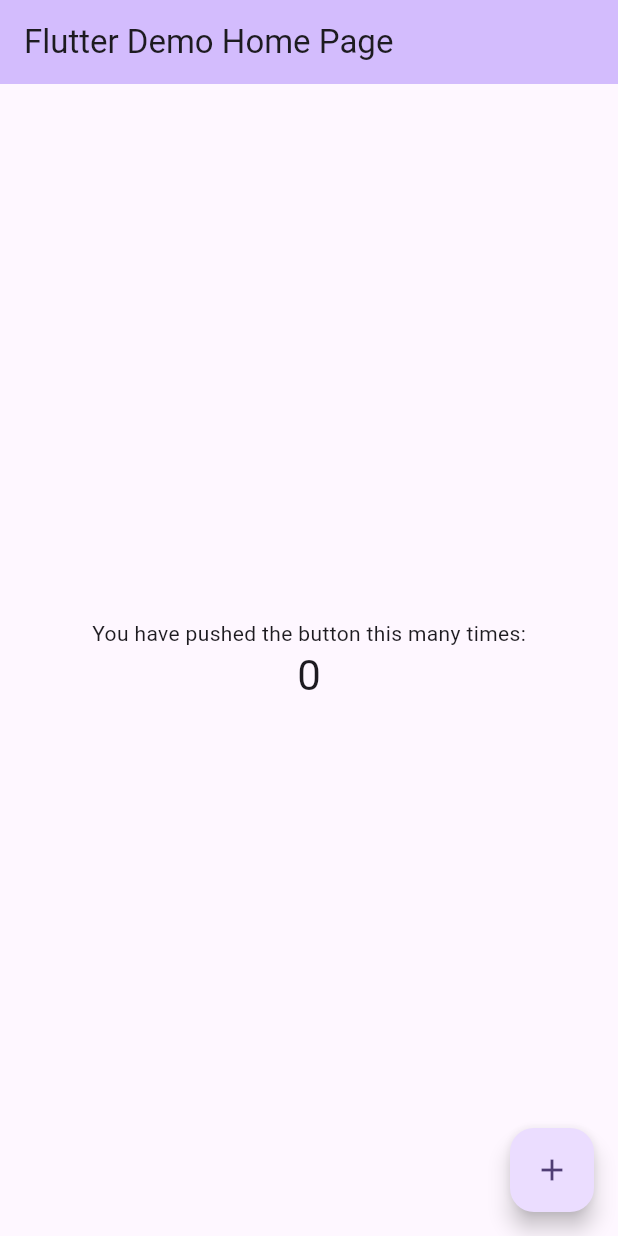
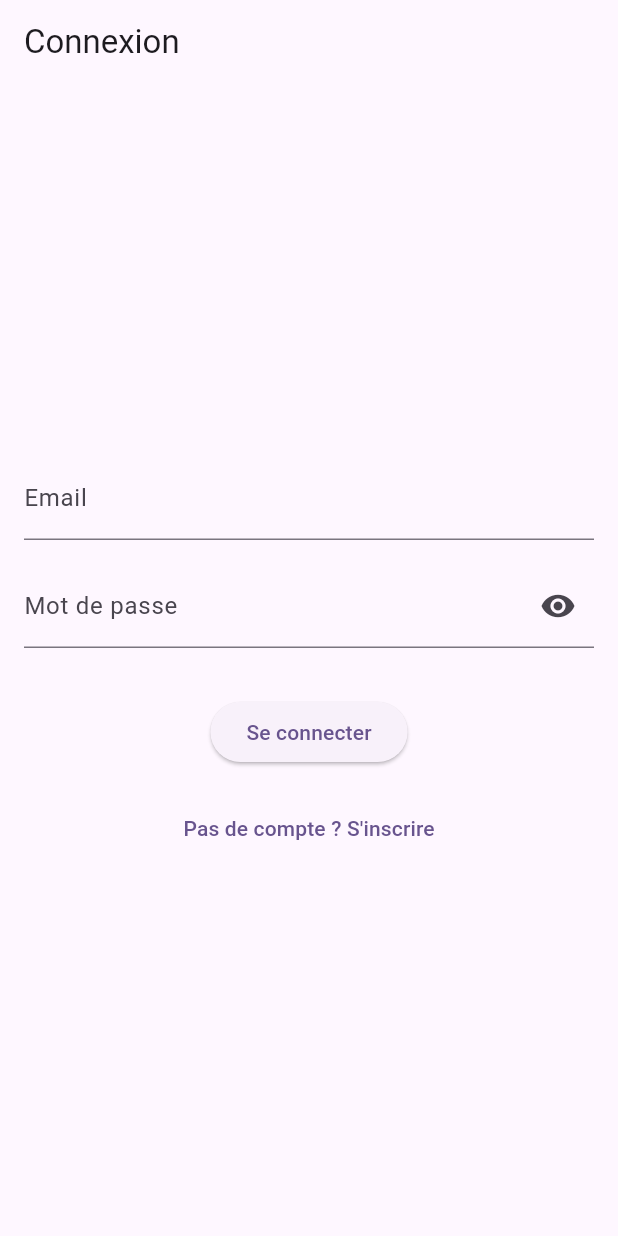
Before and after one commit to hippot02/chatsuble, a Flutter app: the screen it shows after launch, on a phone screen of 412 x 824 dp. Run offline on Flutter 3.47's test engine with Material 3 defaults, Android fonts, the light colour scheme and no system bars; our stand-ins replace firebase_auth, firebase_core; accounts and stored records are empty; generated files the repository leaves out were written again.

Commit message:
Auth login/register

```diff
--- /dev/null
+++ b/lib/auth/login_page.dart
@@ -0,0 +1,127 @@
+import 'package:firebase_auth/firebase_auth.dart';
+import 'package:flutter/material.dart';
+import 'signin_page.dart';
+
+// Classe représentant la page de connexion
+class LoginPage extends StatefulWidget {
+  @override
+  _LoginPageState createState() => _LoginPageState();
+}
+
+// Classe d'état pour la page de connexion
+class _LoginPageState extends State<LoginPage> {
+  // Contrôleurs pour gérer la saisie de l'utilisateur dans les champs d'e-mail et de mot de passe
+  final _emailController = TextEditingController();
+  final _passwordController = TextEditingController();
+  bool _obscurePassword = true;
+
+  // Méthode de connexion de l'utilisateur
+  void _login() async {
+    try {
+      // Tentative de connexion de l'utilisateur avec l'e-mail et le mot de passe fournis
+      await FirebaseAuth.instance.signInWithEmailAndPassword(
+        email: _emailController.text,
+        password: _passwordController.text,
+      );
+
+      // Affichage d'un message de réussite à l'aide d'un Snackbar
+      ScaffoldMessenger.of(context).showSnackBar(
+        const SnackBar(
+          content: Text('Connexion réussie!'),
+          duration: Duration(seconds: 3),
+        ),
+      );
+
+      // Navigation vers la page suivante après une connexion réussie
+      Navigator.of(context).pushReplacement(
+        MaterialPageRoute(
+          // builder: (context) => LoggedPage(
+          //   userEmail: userCredential.user?.email ?? '',
+          // ),
+          builder: (context) => LoginPage(),
+        ),
+      );
+    } on FirebaseAuthException catch (e) {
+      // Gestion des exceptions FirebaseAuth, telles qu'un e-mail ou un mot de passe incorrect
+      print("Erreur lors de la connexion: $e");
+
+      // Affichage d'un message d'erreur à l'aide d'un Snackbar
+      ScaffoldMessenger.of(context).showSnackBar(
+        const SnackBar(
+          content: Text('Erreur lors de la connexion'),
+          duration: Duration(seconds: 3),
+        ),
+      );
+    }
+  }
+
+  // Méthode pour accéder à la page d'inscription
+  void _goToRegistration() {
+    // Redirection vers la page d'inscription
+    Navigator.of(context).pushReplacement(
+      MaterialPageRoute(
+        builder: (context) => AuthPage(),
+      ),
+    );
+  }
+
+  // Méthode de construction de l'interface utilisateur de la page
+  @override
+  Widget build(BuildContext context) {
+    return Scaffold(
+      // Barre d'app avec le titre "Connexion"
+      appBar: AppBar(
+        title: const Text('Connexion'),
+      ),
+      // Corps de la page avec des champs de saisie d'e-mail et de mot de passe, et des boutons d'action
+      body: Padding(
+        padding: const EdgeInsets.all(16.0),
+        child: Column(
+          mainAxisAlignment: MainAxisAlignment.center,
+          children: [
+            // Champ de texte pour saisir l'e-mail
+            TextField(
+              controller: _emailController,
+              decoration: const InputDecoration(labelText: 'Email'),
+              keyboardType: TextInputType.emailAddress,
+            ),
+            const SizedBox(height: 16.0), // Espacement vertical
+            // Champ de texte pour saisir le mot de passe
+            TextField(
+              controller: _passwordController,
+              decoration: InputDecoration(
+                labelText: 'Mot de passe',
+                suffixIcon: IconButton(
+                  onPressed: () {
+                    // Inverse l'état d'obscuration du mot de passe lors du clic sur le bouton
+                    setState(() {
+                      _obscurePassword = !_obscurePassword;
+                    });
+                  },
+                  icon: Icon(
+                    // Utilise une icône différente selon l'état d'obscuration
+                    _obscurePassword ? Icons.visibility : Icons.visibility_off,
+                  ),
+                ),
+              ),
+              obscureText:
+                  _obscurePassword, // Mot de passe masqué en fonction de l'état
+            ),
+            const SizedBox(height: 32.0), // Espacement vertical
+            // Bouton élevé pour déclencher la connexion
+            ElevatedButton(
+              onPressed: _login,
+              child: const Text('Se connecter'),
+            ),
+            const SizedBox(height: 16.0), // Espacement vertical
+            // Bouton de texte pour accéder à la page d'inscription
+            TextButton(
+              onPressed: _goToRegistration,
+              child: const Text('Pas de compte ? S\'inscrire'),
+            ),
+          ],
+        ),
+      ),
+    );
+  }
+}
--- a/lib/main.dart
+++ b/lib/main.dart
@@ -1,125 +1,40 @@
+import 'package:firebase_core/firebase_core.dart';
 import 'package:flutter/material.dart';
+import 'firebase_options.dart';
+import 'auth/login_page.dart';
 
-void main() {
-  runApp(const MyApp());
+// Fonction principale qui initialise Firebase et lance l'application
+void main() async {
+  // S'assure que la liaison des widgets est initialisée
+  WidgetsFlutterBinding.ensureInitialized();
+
+  // Initialise Firebase avec les options par défaut pour la plateforme actuelle
+  await Firebase.initializeApp(
+    options: DefaultFirebaseOptions.currentPlatform,
+  );
+
+  // Lance l'application en créant une instance de MyApp
+  runApp(MyApp());
 }
 
+// Classe principale représentant l'application Flutter
 class MyApp extends StatelessWidget {
   const MyApp({super.key});
 
-  // This widget is the root of your application.
+  // Méthode de construction de l'interface utilisateur de l'application
   @override
   Widget build(BuildContext context) {
     return MaterialApp(
+      // Configuration générale de l'application
       title: 'Flutter Demo',
       theme: ThemeData(
-        // This is the theme of your application.
-        //
-        // TRY THIS: Try running your application with "flutter run". You'll see
-        // the application has a blue toolbar. Then, without quitting the app,
-        // try changing the seedColor in the colorScheme below to Colors.green
-        // and then invoke "hot reload" (save your changes or press the "hot
-        // reload" button in a Flutter-supported IDE, or press "r" if you used
-        // the command line to start the app).
-        //
-        // Notice that the counter didn't reset back to zero; the application
-        // state is not lost during the reload. To reset the state, use hot
-        // restart instead.
-        //
-        // This works for code too, not just values: Most code changes can be
-        // tested with just a hot reload.
+        // Configuration du thème, notamment la couleur de base
         colorScheme: ColorScheme.fromSeed(seedColor: Colors.deepPurple),
         useMaterial3: true,
       ),
-      home: const MyHomePage(title: 'Flutter Demo Home Page'),
+      // Page d'accueil de l'application, dans ce cas, la page de connexion
+      home: LoginPage(),
+      debugShowCheckedModeBanner: false,
     );
   }
 }
-
-class MyHomePage extends StatefulWidget {
-  const MyHomePage({super.key, required this.title});
-
-  // This widget is the home page of your application. It is stateful, meaning
-  // that it has a State object (defined below) that contains fields that affect
-  // how it looks.
-
-  // This class is the configuration for the state. It holds the values (in this
-  // case the title) provided by the parent (in this case the App widget) and
-  // used by the build method of the State. Fields in a Widget subclass are
-  // always marked "final".
-
-  final String title;
-
-  @override
-  State<MyHomePage> createState() => _MyHomePageState();
-}
-
-class _MyHomePageState extends State<MyHomePage> {
-  int _counter = 0;
-
-  void _incrementCounter() {
-    setState(() {
-      // This call to setState tells the Flutter framework that something has
-      // changed in this State, which causes it to rerun the build method below
-      // so that the display can reflect the updated values. If we changed
-      // _counter without calling setState(), then the build method would not be
-      // called again, and so nothing would appear to happen.
-      _counter++;
-    });
-  }
-
-  @override
-  Widget build(BuildContext context) {
-    // This method is rerun every time setState is called, for instance as done
-    // by the _incrementCounter method above.
-    //
-    // The Flutter framework has been optimized to make rerunning build methods
-    // fast, so that you can just rebuild anything that needs updating rather
-    // than having to individually change instances of widgets.
-    return Scaffold(
-      appBar: AppBar(
-        // TRY THIS: Try changing the color here to a specific color (to
-        // Colors.amber, perhaps?) and trigger a hot reload to see the AppBar
-        // change color while the other colors stay the same.
-        backgroundColor: Theme.of(context).colorScheme.inversePrimary,
-        // Here we take the value from the MyHomePage object that was created by
-        // the App.build method, and use it to set our appbar title.
-        title: Text(widget.title),
-      ),
-      body: Center(
-        // Center is a layout widget. It takes a single child and positions it
-        // in the middle of the parent.
-        child: Column(
-          // Column is also a layout widget. It takes a list of children and
-          // arranges them vertically. By default, it sizes itself to fit its
-          // children horizontally, and tries to be as tall as its parent.
-          //
-          // Column has various properties to control how it sizes itself and
-          // how it positions its children. Here we use mainAxisAlignment to
-          // center the children vertically; the main axis here is the vertical
-          // axis because Columns are vertical (the cross axis would be
-          // horizontal).
-          //
-          // TRY THIS: Invoke "debug painting" (choose the "Toggle Debug Paint"
-          // action in the IDE, or press "p" in the console), to see the
-          // wireframe for each widget.
-          mainAxisAlignment: MainAxisAlignment.center,
-          children: <Widget>[
-            const Text(
-              'You have pushed the button this many times:',
-            ),
-            Text(
-              '$_counter',
-              style: Theme.of(context).textTheme.headlineMedium,
-            ),
-          ],
-        ),
-      ),
-      floatingActionButton: FloatingActionButton(
-        onPressed: _incrementCounter,
-        tooltip: 'Increment',
-        child: const Icon(Icons.add),
-      ), // This trailing comma makes auto-formatting nicer for build methods.
-    );
-  }
-}
--- a/pubspec.yaml
+++ b/pubspec.yaml
@@ -36,6 +36,7 @@ dependencies:
   # Use with the CupertinoIcons class for iOS style icons.
   cupertino_icons: ^1.0.2
   firebase_core: ^2.24.2
+  firebase_auth: ^4.15.2
 
 dev_dependencies:
   flutter_test:
```
Also changed, not shown: lib/auth/signin_page.dart (added, +183 -0 lines), pubspec.lock, 5 other files.
